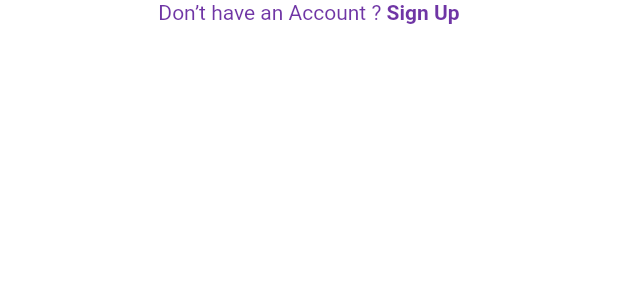
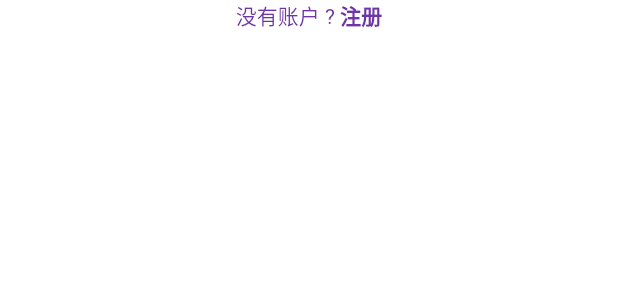
Before and after one commit to ilovcoding/flutter_owner_drive, a Flutter app: the AlreadyHaveAnAccountCheck widget shown alone on an empty page, opened directly, on a phone screen of 412 x 824 dp. Shown: the top 300 px of the screen. Run offline on Flutter 3.47's test engine with Material 2 defaults, Android fonts, the phone set to English and light mode, and no system bars; our stand-ins replace flutter_svg.

Commit message:
feat: i18n

```diff
--- a/lib/components/already_have_an_account_acheck.dart
+++ b/lib/components/already_have_an_account_acheck.dart
@@ -16,13 +16,13 @@ class AlreadyHaveAnAccountCheck extends StatelessWidget {
       mainAxisAlignment: MainAxisAlignment.center,
       children: <Widget>[
         Text(
-          login ? "Don’t have an Account ? " : "Already have an Account ? ",
+          login ? "没有账户 ? " : "已有账户 ? ",
           style: const TextStyle(color: primaryColor),
         ),
         GestureDetector(
           onTap: press as void Function()?,
           child: Text(
-            login ? "Sign Up" : "Sign In",
+            login ? "注册" : "登录",
             style: const TextStyle(
               color: primaryColor,
               fontWeight: FontWeight.bold,
--- a/lib/i18n/internationalization_model.dart
+++ b/lib/i18n/internationalization_model.dart
@@ -7,7 +7,7 @@ class InternationalizationModel {
   String singUp = "";
   String yourEmail = "";
   String login = "";
-  InternationalizationModel({singUp, yourEmail, welcomeODisk,login});
+  InternationalizationModel({singUp, yourEmail, welcomeODisk, login});
 
   InternationalizationModel.fromJson(Map<String, dynamic> json) {
     welcomeODisk = json["welcomeODisk"];
--- a/lib/pages/Signup/components/sign_up_top_image.dart
+++ b/lib/pages/Signup/components/sign_up_top_image.dart
@@ -1,7 +1,9 @@
 import 'package:flutter/material.dart';
 import 'package:flutter_svg/flutter_svg.dart';
+import 'package:provider/provider.dart';
 
 import '../../../constants.dart';
+import '../../../i18n/langue_provider.dart';
 
 class SignUpScreenTopImage extends StatelessWidget {
   const SignUpScreenTopImage({
@@ -13,7 +15,7 @@ class SignUpScreenTopImage extends StatelessWidget {
     return Column(
       children: [
         Text(
-          "Sign Up".toUpperCase(),
+          context.watch<LangueProvider>().local.singUp,
           style: TextStyle(fontWeight: FontWeight.bold),
         ),
         SizedBox(height: defaultPadding),
--- a/lib/pages/Welcome/components/login_signup_btn.dart
+++ b/lib/pages/Welcome/components/login_signup_btn.dart
@@ -29,7 +29,7 @@ class LoginAndSignupBtn extends StatelessWidget {
               );
             },
             child: Text(
-               context.watch<LangueProvider>().local.welcomeODisk,
+               context.watch<LangueProvider>().local.login,
             ),
           ),
         ),
@@ -48,7 +48,7 @@ class LoginAndSignupBtn extends StatelessWidget {
           style: ElevatedButton.styleFrom(
               primary: primaryLightColor, elevation: 0),
           child: Text(
-            "Sign Up".toUpperCase(),
+            context.watch<LangueProvider>().local.singUp,
             style: TextStyle(color: Colors.black),
           ),
         ),
```
Also changed, not shown: lib/pages/Login/components/login_form.dart (+5 -3 lines), lib/pages/Signup/components/signup_form.dart (+5 -3 lines).
